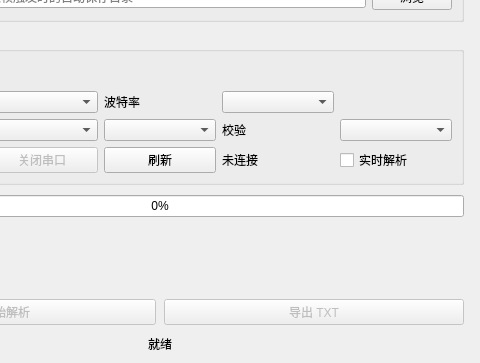
First picture: the form in widget.ui, repository BAKUMAN-0704/UARTStreamParsing, before the edit; both pictures show x 160 to 640 and y 177 to 540 of the 640 by 540 pixel window.
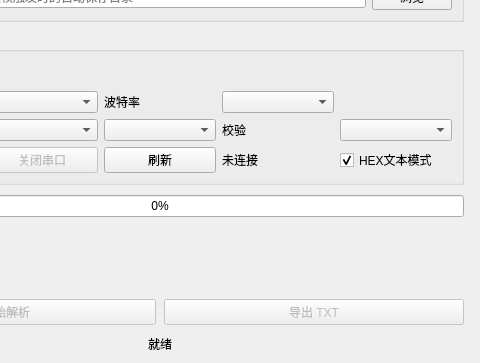
Second picture: the form after the edit. The open tabs and pages were chosen to show the change.

Commit message: feat: 添加HEX文本模式支持，优化串口数据解析

Patch:
```diff
--- a/widget.ui
+++ b/widget.ui
@@ -306,8 +306,10 @@
            </widget>
           </item>
           <item row="2" column="4">
-           <widget class="QCheckBox" name="chkStreamParse">
-            <property name="text"><string>实时解析</string></property>
+           <widget class="QCheckBox" name="chkHexMode">
+            <property name="text"><string>HEX文本模式</string></property>
+            <property name="toolTip"><string>串口接收的是HEX文本(如"55 AA 1A")而非原始二进制</string></property>
+            <property name="checked"><bool>true</bool></property>
            </widget>
           </item>
          </layout>
```
The commit also changes 2 other files.
